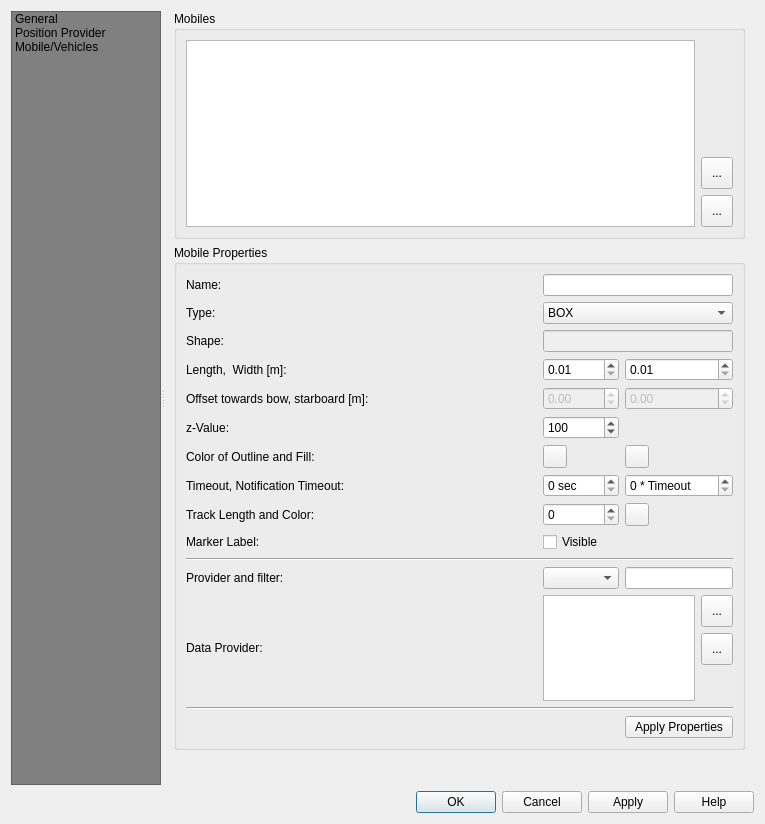
Above: ui/posiview_properties_base.ui from jrenken/qgis-PosiView before the change. Below: the same form after it.
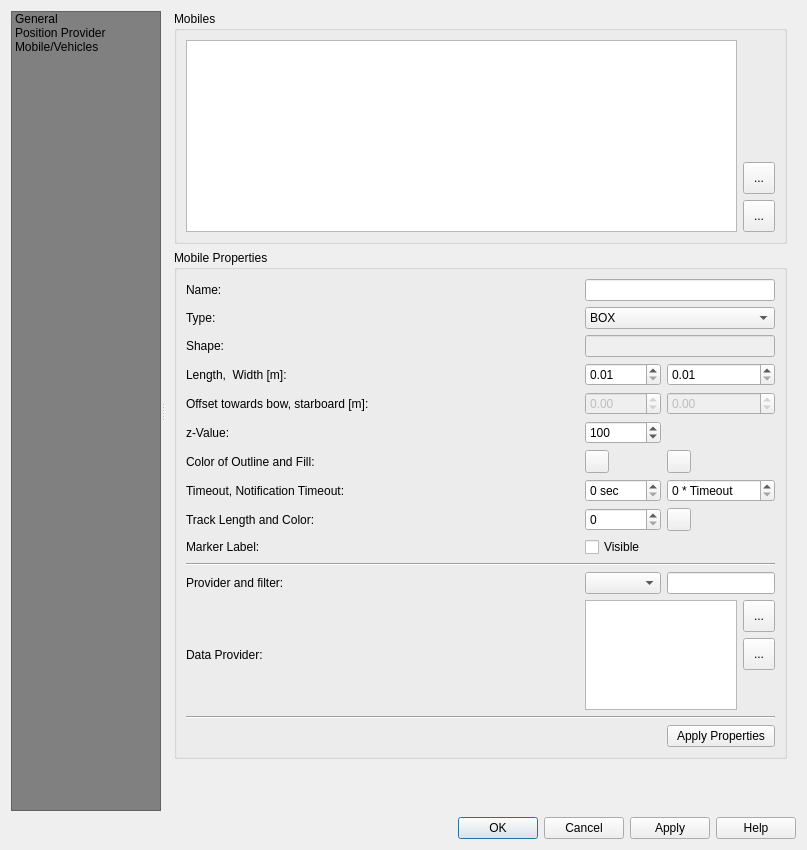
That is the form after the change. Icons and pictures are not drawn. Custom widgets are drawn as their Qt base class.

What changed in the file:
```diff
--- a/ui/posiview_properties_base.ui
+++ b/ui/posiview_properties_base.ui
@@ -6,8 +6,8 @@
    <rect>
     <x>0</x>
     <y>0</y>
-    <width>765</width>
-    <height>824</height>
+    <width>807</width>
+    <height>850</height>
    </rect>
   </property>
   <property name="minimumSize">
@@ -648,8 +648,8 @@
                <rect>
                 <x>0</x>
                 <y>0</y>
-                <width>591</width>
-                <height>770</height>
+                <width>633</width>
+                <height>796</height>
                </rect>
               </property>
               <layout class="QVBoxLayout" name="verticalLayout_4">
```
